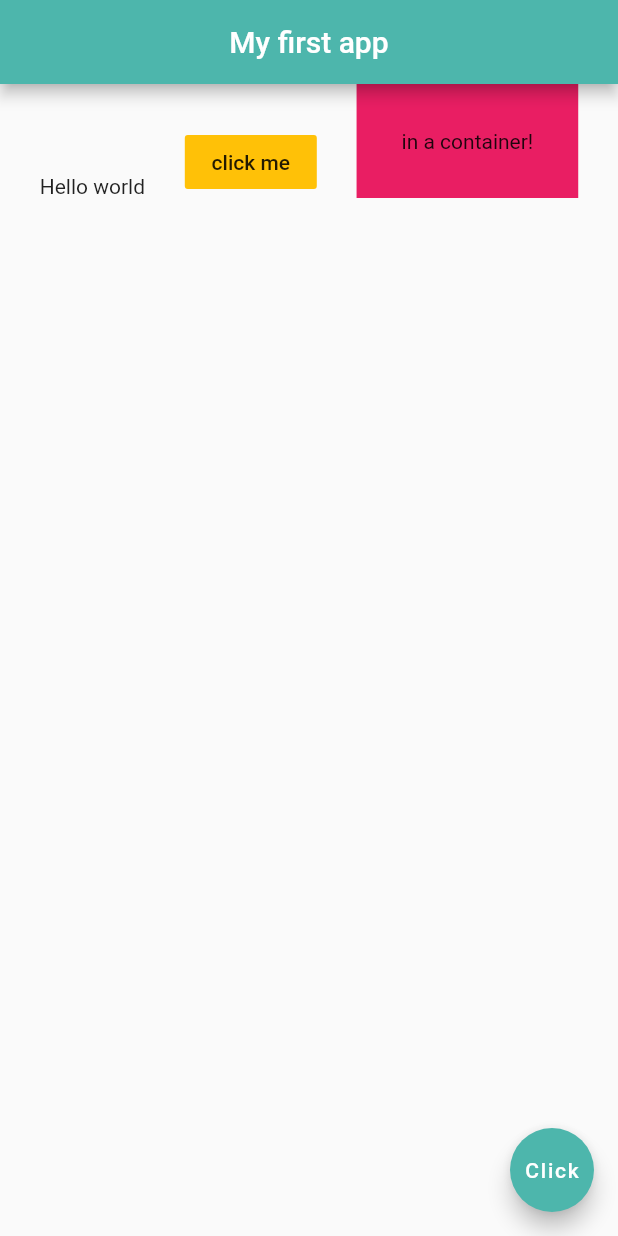
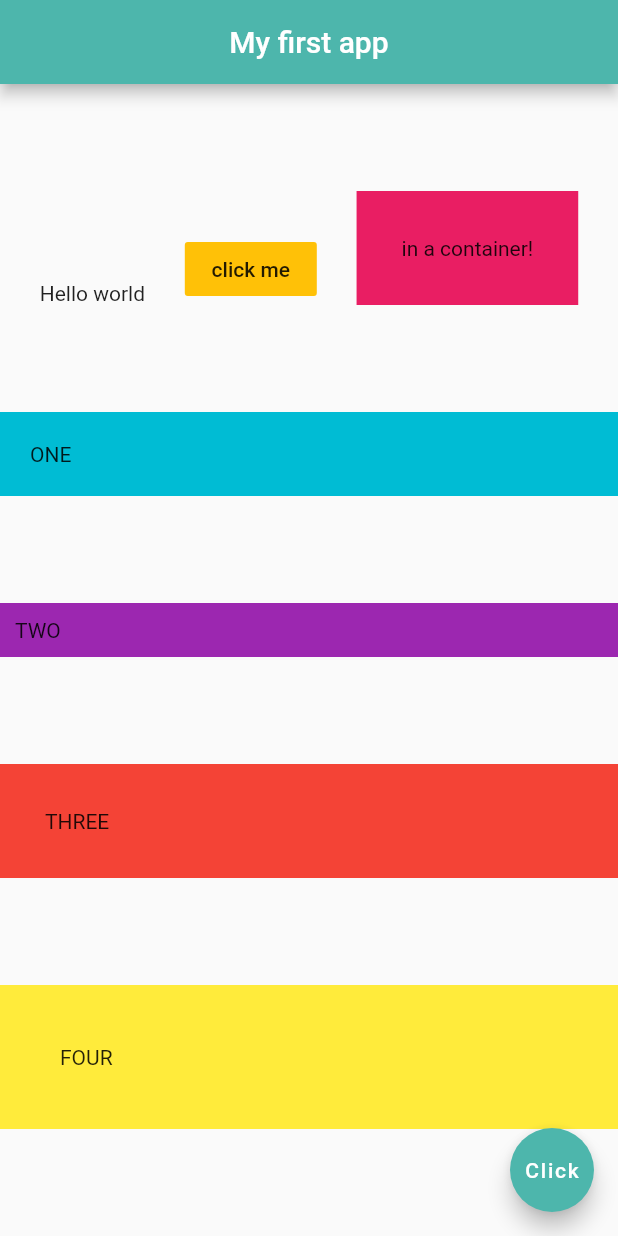
Before and after one commit to tylerwools79/learningFlutter, a Flutter app: the screen it shows after launch, on a phone screen of 412 x 824 dp. Run offline on Flutter 3.47's test engine with Material 2 defaults, Android fonts, the phone set to English and light mode, and no system bars.

Commit message:
Columns demo!

```diff
--- a/lib/main.dart
+++ b/lib/main.dart
@@ -15,7 +15,11 @@ class Home extends StatelessWidget {
         centerTitle: true,
         backgroundColor: Colors.teal[300],
       ),
-      body: Row(
+      body: Column(
+        mainAxisAlignment: MainAxisAlignment.spaceEvenly,
+        crossAxisAlignment: CrossAxisAlignment.stretch,
+        children: <Widget>[
+          Row(
             mainAxisAlignment: MainAxisAlignment.spaceEvenly,
             crossAxisAlignment: CrossAxisAlignment.end,
             children: <Widget>[
@@ -31,6 +35,29 @@ class Home extends StatelessWidget {
               )
             ],
           ),
+          Container(
+            padding: EdgeInsets.all(20.0),
+            color: Colors.cyan,
+            child: Text('ONE'),
+          ),
+          Container(
+            padding: EdgeInsets.all(10.0),
+            color: Colors.purple,
+            child: Text('TWO'),
+          ),
+          Container(
+            padding: EdgeInsets.all(30.0),
+            color: Colors.red,
+            child: Text('THREE'),
+          ),
+          Container(
+            padding: EdgeInsets.all(40.0),
+            color: Colors.yellow,
+            child: Text('FOUR'),
+          ),
+        ],
+      ),
+      /**/
       /*Container( //if all you're doing is padding one widget and not using margin at all you can use a Padding() widget.
         //margin is outside space
         //padding is inside space
```
Lines whose indentation alone changed are shown as unchanged.
